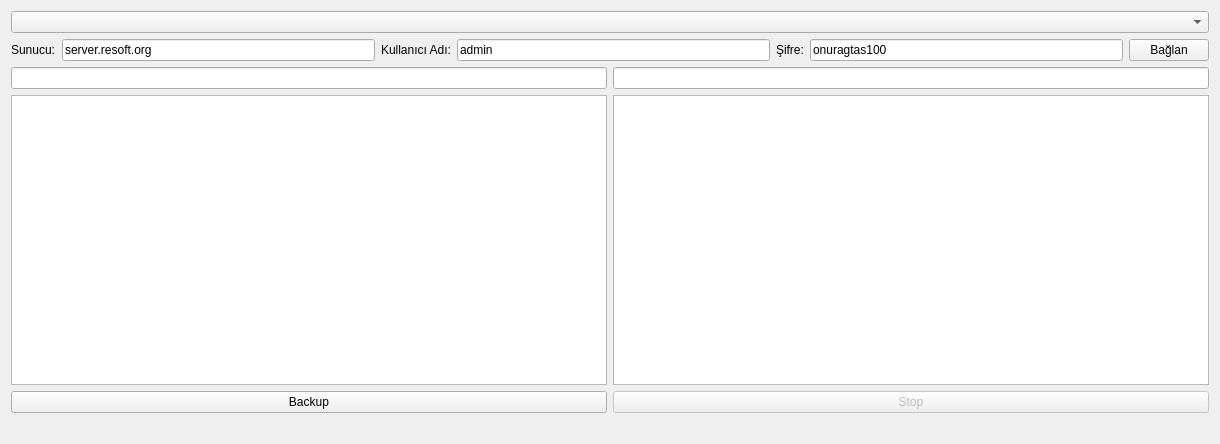
This is backup.ui in onuragtas/backup as Qt 5 draws it before an edit. The edited form follows.
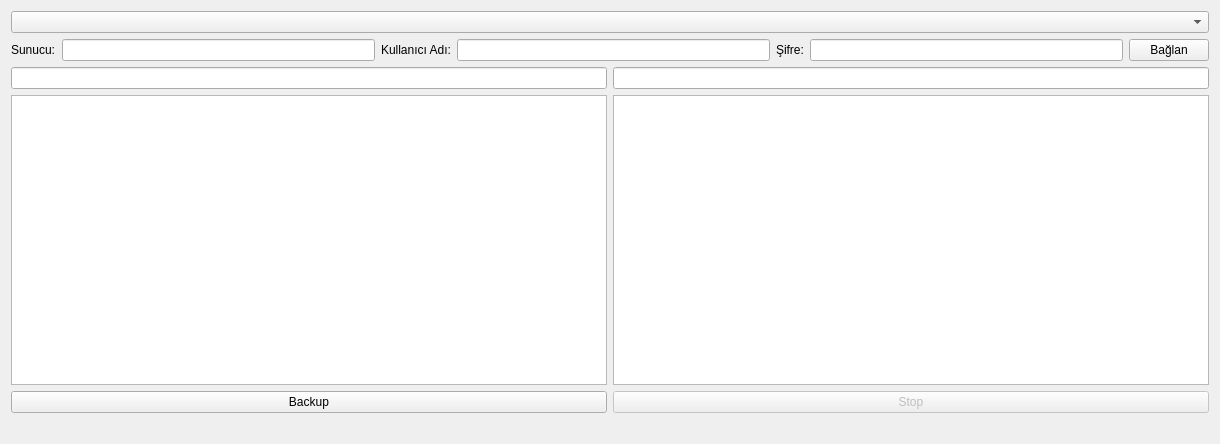
This is the edited form.

Diff of the .ui file:
```diff
--- a/backup.ui
+++ b/backup.ui
@@ -60,7 +60,7 @@
        <item>
         <widget class="QLineEdit" name="server">
          <property name="text">
-          <string>server.resoft.org</string>
+          <string/>
          </property>
         </widget>
        </item>
@@ -74,7 +74,7 @@
        <item>
         <widget class="QLineEdit" name="username">
          <property name="text">
-          <string>admin</string>
+          <string/>
          </property>
         </widget>
        </item>
@@ -88,7 +88,7 @@
        <item>
         <widget class="QLineEdit" name="password">
          <property name="text">
-          <string>onuragtas100</string>
+          <string/>
          </property>
         </widget>
        </item>
```
